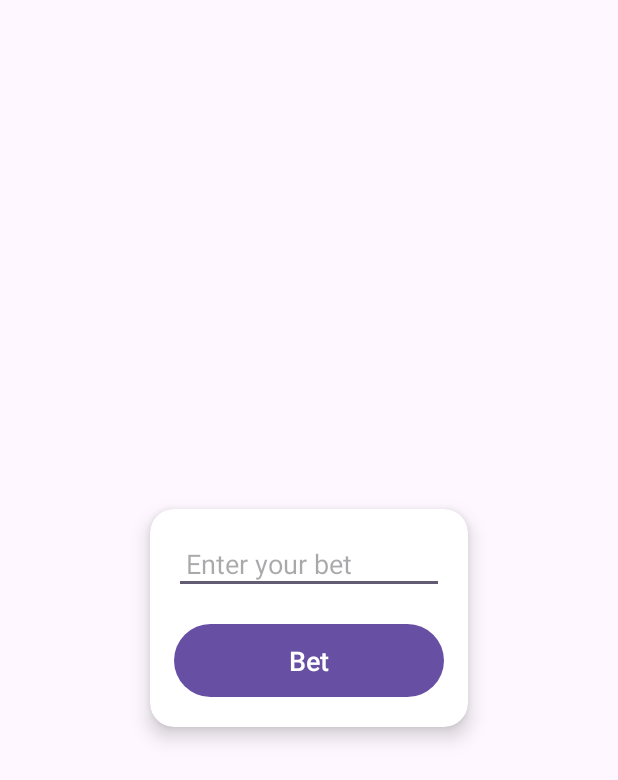
After one commit to AlexTuring010/NovibetClone, an Android app: the layout bet_popup.xml on its own in the app's theme, with its tools: preview values and no code run, on a phone screen of 412 x 824 dp. The commit adds this screen. Shown: the top 780 px of the screen. Run offline under Robolectric (Android 15) with nearby library versions, the light colour scheme and no system bars.

Commit message:
start at adding a popup for wager amount

```diff
--- a/app/src/main/AndroidManifest.xml
+++ b/app/src/main/AndroidManifest.xml
@@ -16,7 +16,7 @@
         android:theme="@style/Theme.NovibetSafeGamblingSimulator"
         tools:targetApi="31">
         <activity
-            android:name=".MainActivity"
+            android:name=".BetPopup"
             android:exported="true">
             <intent-filter>
                 <action android:name="android.intent.action.MAIN" />
--- a/app/src/main/res/layout/activity_game.xml
+++ b/app/src/main/res/layout/activity_game.xml
@@ -147,7 +147,7 @@
                 android:id="@+id/bet_button"
                 android:layout_width="110dp"
                 android:layout_height="wrap_content"
-                android:text="5€"
+                android:text="BET"
                 android:background="@drawable/toggle_button"
                 android:textColor="@color/white"
                 android:textStyle="bold"
--- a/app/src/main/res/layout/activity_main.xml
+++ b/app/src/main/res/layout/activity_main.xml
@@ -5,7 +5,7 @@
     android:layout_width="match_parent"
     android:layout_height="match_parent"
     android:background="@drawable/main_background"
-    tools:context=".MainActivity">
+    tools:context=".BetPopup">
 
     <!-- Include toolbar layout -->
     <include
--- /dev/null
+++ b/app/src/main/res/layout/bet_popup.xml
@@ -0,0 +1,40 @@
+<?xml version="1.0" encoding="utf-8"?>
+<androidx.cardview.widget.CardView
+    xmlns:android="http://schemas.android.com/apk/res/android"
+    xmlns:card_view="http://schemas.android.com/apk/res-auto"
+    android:layout_width="wrap_content"
+    android:layout_height="wrap_content"
+    android:layout_gravity="center"
+    android:padding="24dp"
+    card_view:cardCornerRadius="16dp"
+    card_view:cardElevation="8dp">
+
+    <LinearLayout
+        android:layout_width="212dp"
+        android:layout_height="wrap_content"
+        android:orientation="vertical"
+        android:padding="16dp">
+
+        <!-- EditText for the bet amount input -->
+
+        <!-- Deposit button -->
+        <EditText
+            android:id="@+id/betAmountEditText"
+            android:layout_width="match_parent"
+            android:layout_height="wrap_content"
+            android:hint="Enter your bet"
+            android:inputType="numberDecimal"
+            android:padding="8dp"
+            android:textSize="18sp" />
+
+        <Button
+            android:id="@+id/depositButton"
+            android:layout_width="match_parent"
+            android:layout_height="wrap_content"
+            android:layout_marginTop="16dp"
+            android:padding="12dp"
+            android:text="Bet"
+            android:textSize="18sp" />
+
+    </LinearLayout>
+</androidx.cardview.widget.CardView>
```
Also changed, not shown: app/src/main/java/com/example/novibetsafegamblingsimulator/BetPopup.kt (added, +49 -0 lines).
